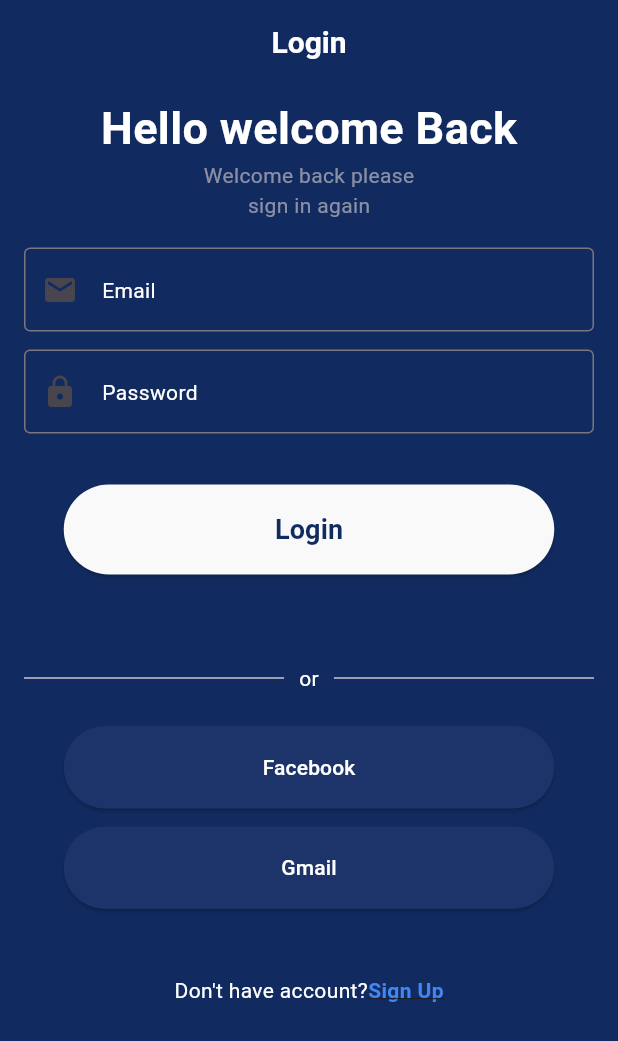
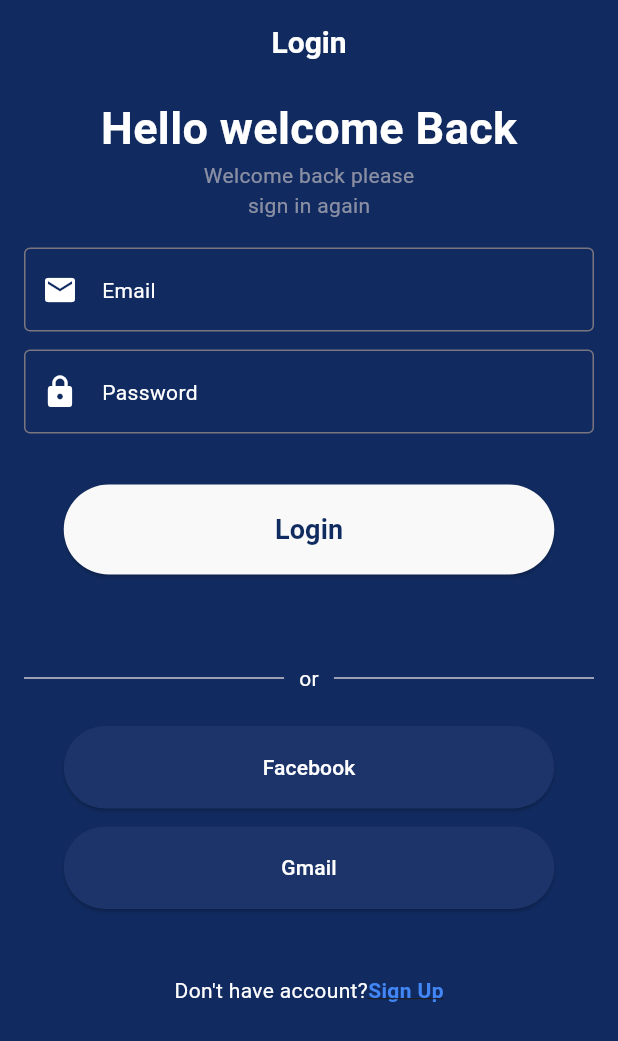
Before and after one commit to mutiaraara7926/tugas_flutter, a Flutter app: the screen it shows after launch, on a phone screen of 412 x 824 dp. Shown: the top 1041 px of the screen. Run offline on Flutter 3.47's test engine with Material 3 defaults, Android fonts, the phone set to English and light mode, and no system bars; our stand-ins replace lottie.

Commit message:
Tugas6_revisi

```diff
--- a/lib/tugas6flutter/tugas_6.dart
+++ b/lib/tugas6flutter/tugas_6.dart
@@ -129,13 +129,19 @@ class _Tugas6State extends State<Tugas6> {
                     spacing: 12,
                     children: [
                       TextFormField(
+                        style: TextStyle(color: Color(0xFFFFFFFF)),
                         decoration: InputDecoration(
                           border: OutlineInputBorder(),
+
                           hint: Text(
                             "Email",
                             style: TextStyle(color: Colors.white),
                           ),
-                          prefixIcon: Icon(Icons.email),
+                          hintStyle: TextStyle(color: Color(0xFFFFFFFF)),
+                          prefixIcon: Icon(
+                            Icons.email,
+                            color: Color(0xFFFFFFFF),
+                          ),
                         ),
                         validator: (value) {
                           if (value == null || value.isEmpty) {
@@ -149,13 +155,17 @@ class _Tugas6State extends State<Tugas6> {
                       ),
 
                       TextFormField(
+                        style: TextStyle(color: Color(0xFFFFFFFF)),
                         decoration: InputDecoration(
                           border: OutlineInputBorder(),
                           hint: Text(
                             "Password",
                             style: TextStyle(color: Colors.white),
                           ),
-                          prefixIcon: Icon(Icons.lock),
+                          prefixIcon: Icon(
+                            Icons.lock,
+                            color: Color(0xFFFFFFFF),
+                          ),
                         ),
                         validator: (value) {
                           if (value == null || value.isEmpty) {
```
